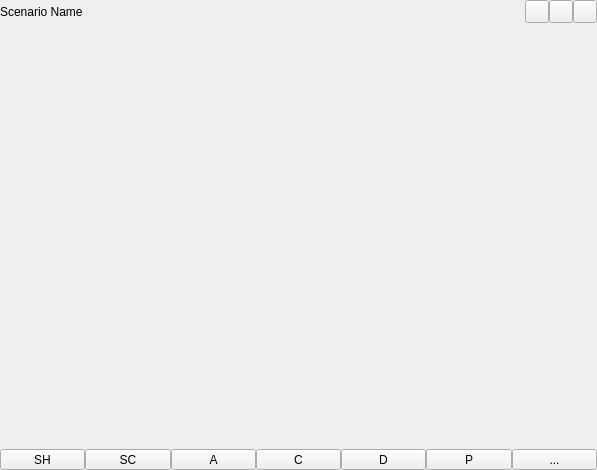
The window that src/bin/scenarist-mobile/UserInterfaceLayer/Scenario/ScenarioTextView.ui (dimkanovikov/KITScenarist) describes before a commit, drawn with Qt 5.
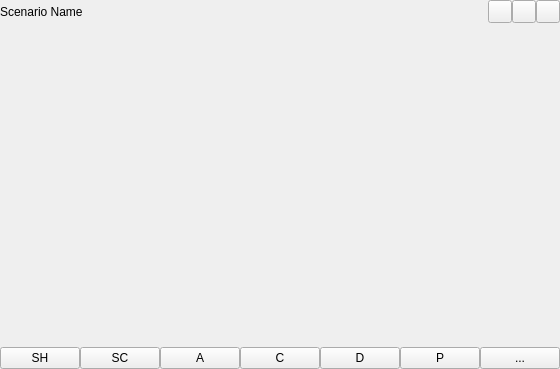
The same window after the commit. Icons and pictures are not drawn. Custom widgets are drawn as their Qt base class.

Patch:
```diff
--- a/src/bin/scenarist-mobile/UserInterfaceLayer/Scenario/ScenarioTextView.ui
+++ b/src/bin/scenarist-mobile/UserInterfaceLayer/Scenario/ScenarioTextView.ui
@@ -6,8 +6,8 @@
    <rect>
     <x>0</x>
     <y>0</y>
-    <width>597</width>
-    <height>470</height>
+    <width>308</width>
+    <height>369</height>
    </rect>
   </property>
   <property name="windowTitle">
@@ -118,7 +118,7 @@
        <number>0</number>
       </property>
       <item>
-       <widget class="QToolButton" name="sceneHeadingStyle">
+       <widget class="QPushButton" name="sceneHeadingStyle">
         <property name="sizePolicy">
          <sizepolicy hsizetype="Preferred" vsizetype="Preferred">
           <horstretch>0</horstretch>
@@ -134,7 +134,7 @@
        </widget>
       </item>
       <item>
-       <widget class="QToolButton" name="sceneCharactersStyle">
+       <widget class="QPushButton" name="sceneCharactersStyle">
         <property name="sizePolicy">
          <sizepolicy hsizetype="Preferred" vsizetype="Preferred">
           <horstretch>0</horstretch>
@@ -150,7 +150,7 @@
        </widget>
       </item>
       <item>
-       <widget class="QToolButton" name="actionStyle">
+       <widget class="QPushButton" name="actionStyle">
         <property name="sizePolicy">
          <sizepolicy hsizetype="Preferred" vsizetype="Preferred">
           <horstretch>0</horstretch>
@@ -166,7 +166,7 @@
        </widget>
       </item>
       <item>
-       <widget class="QToolButton" name="characterStyle">
+       <widget class="QPushButton" name="characterStyle">
         <property name="sizePolicy">
          <sizepolicy hsizetype="Preferred" vsizetype="Preferred">
           <horstretch>0</horstretch>
@@ -182,7 +182,7 @@
        </widget>
       </item>
       <item>
-       <widget class="QToolButton" name="dialogueStyle">
+       <widget class="QPushButton" name="dialogueStyle">
         <property name="sizePolicy">
          <sizepolicy hsizetype="Preferred" vsizetype="Preferred">
           <horstretch>0</horstretch>
@@ -198,7 +198,7 @@
        </widget>
       </item>
       <item>
-       <widget class="QToolButton" name="parentheticalStyle">
+       <widget class="QPushButton" name="parentheticalStyle">
         <property name="sizePolicy">
          <sizepolicy hsizetype="Preferred" vsizetype="Preferred">
           <horstretch>0</horstretch>
@@ -214,7 +214,7 @@
        </widget>
       </item>
       <item>
-       <widget class="QToolButton" name="textStyle">
+       <widget class="QPushButton" name="textStyle">
         <property name="sizePolicy">
          <sizepolicy hsizetype="Preferred" vsizetype="Preferred">
           <horstretch>0</horstretch>
```
